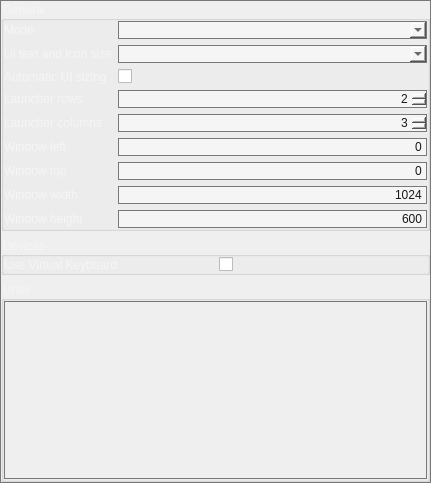
First picture: the form in ui/settings/Main.ui, repository OpenFairWind/FairWindSK, before the edit.
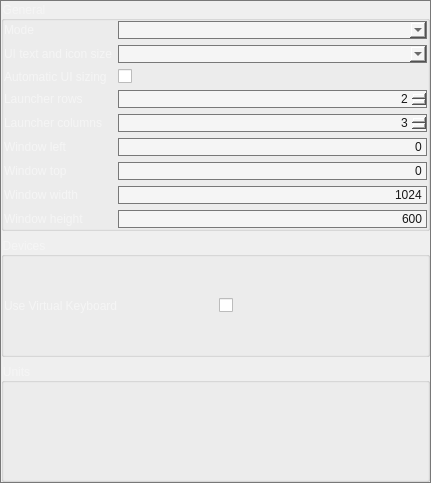
Second picture: the form after the edit.

Commit message: Use single scroll area in main settings

What changed in the file:
```diff
--- a/ui/settings/Main.ui
+++ b/ui/settings/Main.ui
@@ -306,25 +306,7 @@
            <number>0</number>
           </property>
           <item row="0" column="0">
-           <widget class="QScrollArea" name="scrollArea">
-            <property name="widgetResizable">
-             <bool>true</bool>
-            </property>
-            <property name="horizontalScrollBarPolicy">
-             <enum>Qt::ScrollBarAlwaysOff</enum>
-            </property>
-            <widget class="QWidget" name="scrollAreaWidgetContents">
-             <property name="geometry">
-              <rect>
-               <x>0</x>
-               <y>0</y>
-               <width>398</width>
-               <height>149</height>
-              </rect>
-             </property>
-             <layout class="QGridLayout" name="gridLayout_Measures"/>
-            </widget>
-           </widget>
+           <layout class="QGridLayout" name="gridLayout_Measures"/>
           </item>
          </layout>
         </widget>
```
Left out of the diff: 2 changed lines with no effect on the pictures.
